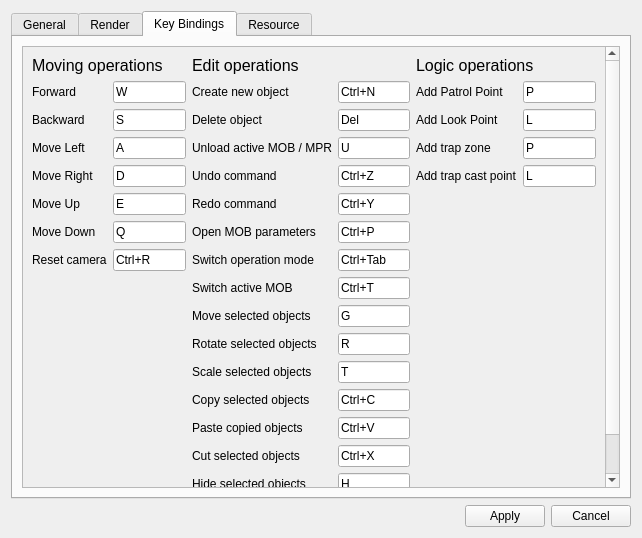
konstvest/ei_maper, file settings.ui: the form before one commit.
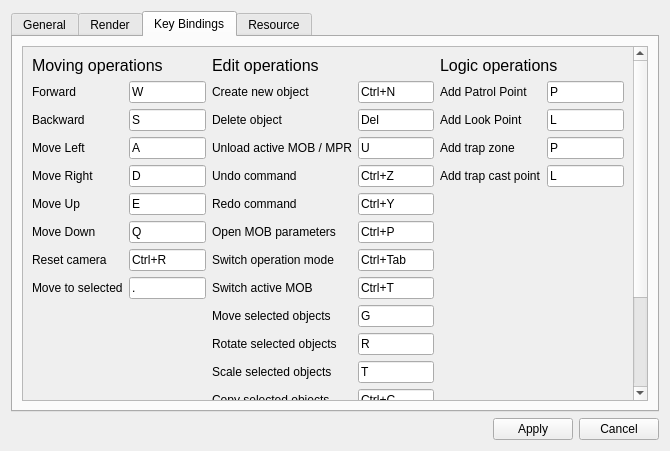
The form after the commit.

Commit message: ++ move to selected for settings

The edit to the form file:
```diff
--- a/settings.ui
+++ b/settings.ui
@@ -6,8 +6,8 @@
    <rect>
     <x>0</x>
     <y>0</y>
-    <width>642</width>
-    <height>538</height>
+    <width>670</width>
+    <height>451</height>
    </rect>
   </property>
   <property name="windowTitle">
@@ -264,8 +264,8 @@
           <property name="geometry">
            <rect>
             <x>0</x>
-            <y>-15</y>
-            <width>586</width>
+            <y>0</y>
+            <width>614</width>
             <height>487</height>
            </rect>
           </property>
@@ -384,6 +384,20 @@
                  </property>
                 </widget>
                </item>
+               <item row="8" column="0">
+                <widget class="QLabel" name="label_37">
+                 <property name="text">
+                  <string>Move to selected</string>
+                 </property>
+                </widget>
+               </item>
+               <item row="8" column="1">
+                <widget class="QKeySequenceEdit" name="keySequenceEdit_28">
+                 <property name="keySequence">
+                  <string>.</string>
+                 </property>
+                </widget>
+               </item>
               </layout>
              </item>
             </layout>
```
Left out of the diff: 12 changed lines with no effect on the pictures.
